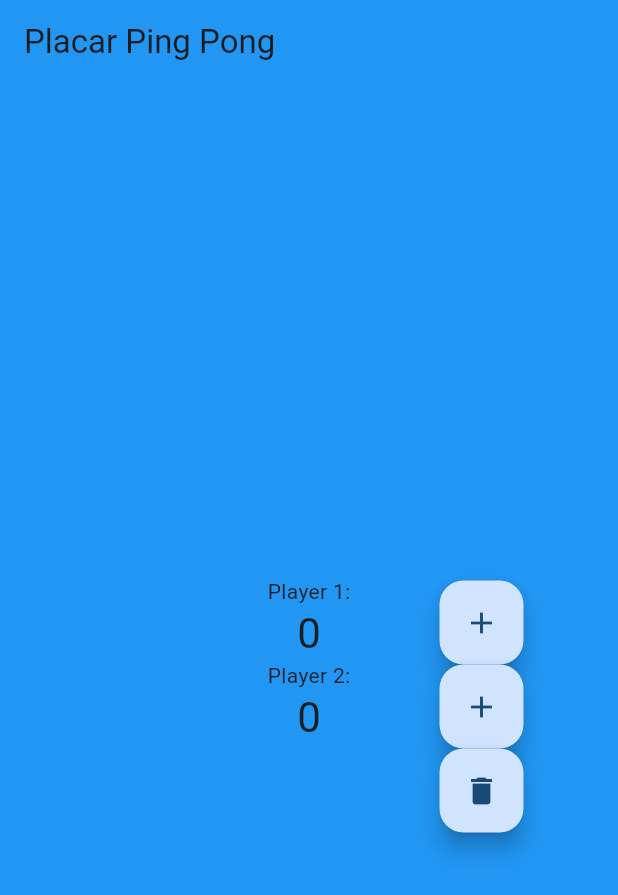
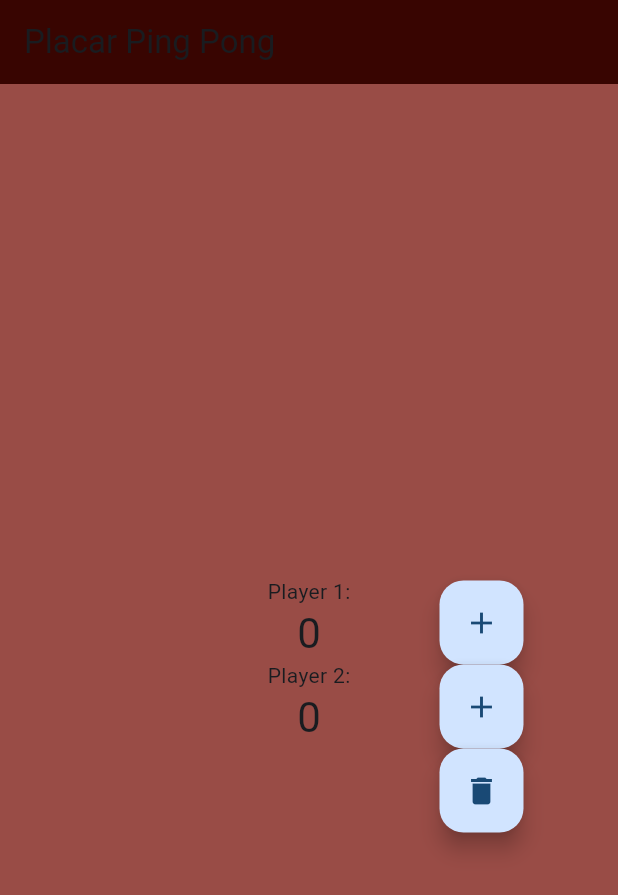
Before and after one commit to higorhbs/AndroidStudioProjects, a Flutter app: the screen it shows after launch, on a phone screen of 412 x 824 dp. Shown: the top 895 px of the screen. Run offline on Flutter 3.47's test engine with Material 2 defaults, Android fonts, the phone set to English and light mode, and no system bars.

Commit message:
mudança nos estilos

```diff
--- a/pingpong/lib/main.dart
+++ b/pingpong/lib/main.dart
@@ -56,10 +56,11 @@ class _MyHomePageState extends State<MyHomePage> {
   Widget build(BuildContext context) {
 
     return Scaffold(
-      backgroundColor: Colors.blue,
+      backgroundColor: const Color.fromARGB(255, 153, 76, 70), //cor de fundo do body
       appBar: AppBar(
 
-        backgroundColor: Colors.blue,
+        backgroundColor: Color.fromARGB(255, 56, 5, 1), //cor de fundo do header
+
 
         title: Text(widget.title),
       ),
```
